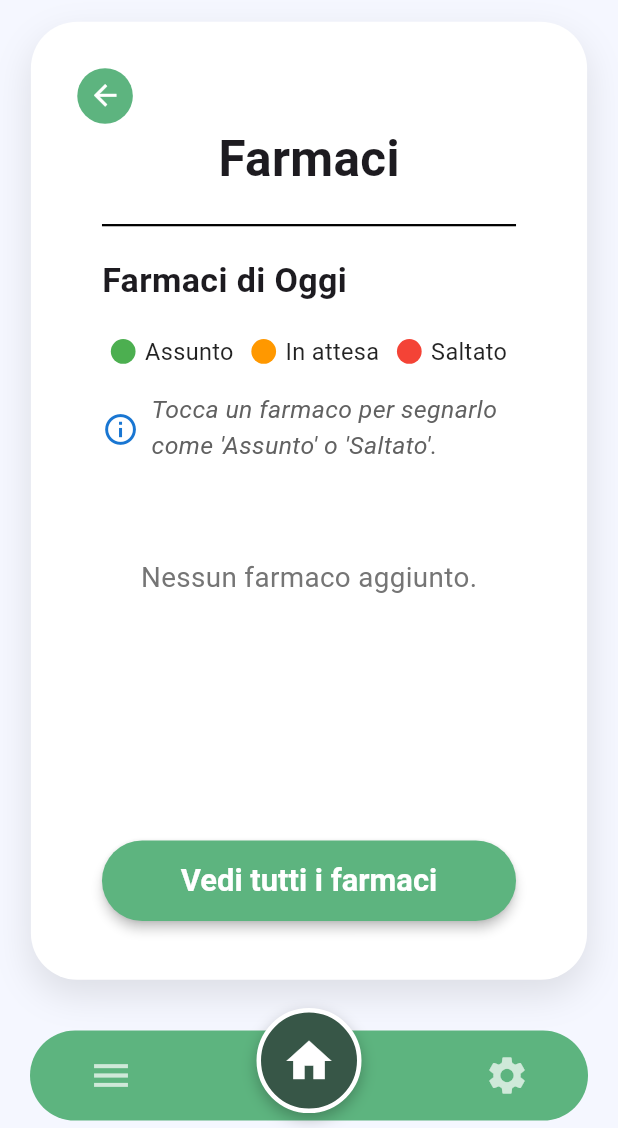
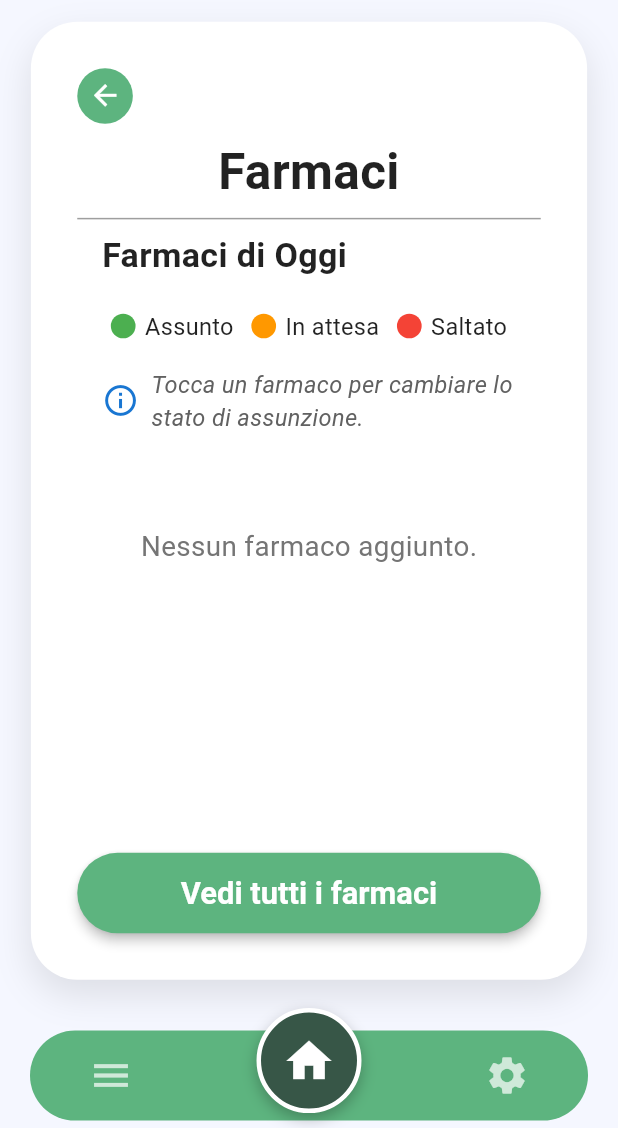
Before and after one commit to Lucacpt/WellYess, a Flutter app: the FarmaciPage widget shown alone on an empty page, opened directly, on a phone screen of 412 x 824 dp, the part 108-1236 px from its top. Run offline on Flutter 3.47's test engine with Material 3 defaults, Android fonts, the phone set to English and light mode, and no system bars; our stand-ins replace flutter_local_notifications, flutter_svg, hive, hive_flutter, shared_preferences, timezone; missing offline and left inert: android_alarm_manager_plus; accounts and stored records are empty; project files that could hold a hidden picture were left out.

Commit message:
Implement accessibility enhancements for the whole farmaci section

```diff
--- a/wellyess/lib/screens/homepage.dart
+++ b/wellyess/lib/screens/homepage.dart
@@ -119,7 +119,7 @@ class _HomePageState extends State<HomePage> {
             Align(
               alignment: Alignment.center,
               child: Text(
-                isCaregiver ? "Bentornata,\nFederica!" : "Bentornato,\nMichele!",
+                isCaregiver ? "Bentornata,\nSvetlana!" : "Bentornato,\nMichele!",
                 textAlign: TextAlign.center,
                 style: TextStyle(
                   fontSize: screenWidth * 0.092 * fontSizeFactor,
--- a/wellyess/lib/screens/med_section.dart
+++ b/wellyess/lib/screens/med_section.dart
@@ -12,6 +12,8 @@ import 'package:wellyess/widgets/confirm_popup.dart';
 import 'package:wellyess/widgets/med_legenda.dart';
 import 'package:wellyess/widgets/custom_main_button.dart';
 import 'package:wellyess/widgets/med_card.dart';
+import 'package:provider/provider.dart';
+import 'package:wellyess/models/accessibilita_model.dart';
 
 class FarmaciPage extends StatefulWidget {
   final int? farmacoKeyToShow;
@@ -99,12 +101,16 @@ class _FarmaciPageState extends State<FarmaciPage> {
 
   @override
   Widget build(BuildContext context) {
+    final access = context.watch<AccessibilitaModel>();
+    final fontSizeFactor = access.fontSizeFactor;
+    final highContrast = access.highContrast;
     final screenWidth = MediaQuery.of(context).size.width;
     final screenHeight = MediaQuery.of(context).size.height;
 
     if (_isLoading) {
-      return const Scaffold(
-        body: Center(child: CircularProgressIndicator()),
+      return BaseLayout(
+        userType: _userType,
+        child: const Center(child: CircularProgressIndicator()),
       );
     }
 
@@ -114,31 +120,43 @@ class _FarmaciPageState extends State<FarmaciPage> {
       userType: _userType,
       currentIndex: 1,
       onBackPressed: () => Navigator.of(context).pop(),
+      child: Column(
+        crossAxisAlignment: CrossAxisAlignment.stretch,
+        children: [
+          // HEADER FISSO
+          SizedBox(height: screenHeight * 0.01),
+          Align(
+            alignment: Alignment.center,
+            child: Text(
+              'Farmaci',
+              textAlign: TextAlign.center,
+              style: TextStyle(
+                fontSize: (screenWidth * 0.08 * fontSizeFactor),
+                fontWeight: FontWeight.bold,
+                color: highContrast ? Colors.black : Colors.black87,
+              ),
+            ),
+          ),
+          Divider(
+            color: Colors.grey,
+            thickness: 1,
+          ),
+          // CONTENUTO SCORRIBILE
+          Expanded(
+            child: SingleChildScrollView(
               child: Padding(
                 padding: EdgeInsets.symmetric(horizontal: screenWidth * 0.04)
                     .copyWith(bottom: screenHeight * 0.01),
                 child: Column(
                   crossAxisAlignment: CrossAxisAlignment.stretch,
                   children: [
-            Expanded(
-              child: SingleChildScrollView(
-                child: Column(
-                  crossAxisAlignment: CrossAxisAlignment.stretch,
-                  children: [
-                    Center(
-                      child: Text(
-                        'Farmaci',
-                        style: TextStyle(
-                            fontSize: screenWidth * 0.08,
-                            fontWeight: FontWeight.bold),
-                      ),
-                    ),
-                    Divider(thickness: 1.5, height: screenHeight * 0.05),
                     Text(
                       'Farmaci di Oggi',
                       style: TextStyle(
-                          fontSize: screenWidth * 0.055,
-                          fontWeight: FontWeight.bold),
+                        fontSize: (screenWidth * 0.055 * fontSizeFactor),
+                        fontWeight: FontWeight.bold,
+                        color: highContrast ? Colors.black : Colors.black87,
+                      ),
                     ),
                     SizedBox(height: screenHeight * 0.025),
                     const Row(
@@ -150,20 +168,20 @@ class _FarmaciPageState extends State<FarmaciPage> {
                       ],
                     ),
                     SizedBox(height: screenHeight * 0.02),
-                    if (!isCaregiver)
+                    // TESTO INFORMATIVO
                     Row(
                       children: [
                         Icon(Icons.info_outline,
                             color: Colors.blue.shade700,
-                              size: screenWidth * 0.06),
+                            size: (screenWidth * 0.06 * fontSizeFactor).clamp(18.0, 28.0)),
                         SizedBox(width: screenWidth * 0.02),
                         Expanded(
                           child: Text(
-                              "Tocca un farmaco per segnarlo come 'Assunto' o 'Saltato'.",
+                            "Tocca un farmaco per cambiare lo stato di assunzione.",
                             style: TextStyle(
-                                fontSize: screenWidth * 0.04,
+                              fontSize: (screenWidth * 0.038 * fontSizeFactor).clamp(15.0, 24.0),
                               fontStyle: FontStyle.italic,
-                                color: Colors.grey.shade700,
+                              color: highContrast ? Colors.black : Colors.grey.shade700,
                             ),
                           ),
                         ),
@@ -194,8 +212,8 @@ class _FarmaciPageState extends State<FarmaciPage> {
                               child: Text(
                                 'Nessun farmaco aggiunto.',
                                 style: TextStyle(
-                                  fontSize: screenWidth * 0.045,
-                                  color: Colors.grey.shade600,
+                                  fontSize: (screenWidth * 0.045 * fontSizeFactor),
+                                  color: highContrast ? Colors.black : Colors.grey.shade600,
                                 ),
                               ),
                             ),
@@ -210,13 +228,6 @@ class _FarmaciPageState extends State<FarmaciPage> {
                             final key = keys[i];
                             final f = box.get(key)!;
 
-                            // invece di farmaco:
-                            // final orario24h = _parseTime(farmaco.orario);
-                            // final orarioDaMostrare = orario24h != null
-                            //     ? DateFormat('HH:mm').format(orario24h)
-                            //     : farmaco.orario;
-
-                            // usa f:
                             final orario24h = _parseTime(f.orario);
                             final orarioDaMostrare = orario24h != null
                                 ? DateFormat('HH:mm').format(orario24h)
@@ -240,11 +251,14 @@ class _FarmaciPageState extends State<FarmaciPage> {
                         );
                       },
                     ),
+                    SizedBox(height: screenHeight * 0.012),
                   ],
                 ),
               ),
             ),
-            SizedBox(height: screenHeight * 0.012),
+          ),
+          // FOOTER FISSO
+          SizedBox(height: screenHeight * 0.02),
           CustomMainButton(
             text: 'Vedi tutti i farmaci',
             color: const Color(0xFF5DB47F),
@@ -257,7 +271,6 @@ class _FarmaciPageState extends State<FarmaciPage> {
           ),
         ],
       ),
-      ),
     );
   }
 }
--- a/wellyess/lib/widgets/base_layout.dart
+++ b/wellyess/lib/widgets/base_layout.dart
@@ -62,6 +62,7 @@ class _BaseLayoutState extends State<BaseLayout> {
     final profilePage = const ProfiloUtente();
 
     return Scaffold(
+      resizeToAvoidBottomInset: false,
       backgroundColor: highContrast ? Colors.white : const Color(0xFFF5F7FF),
       body: SafeArea(
         child: Stack(
--- a/wellyess/lib/widgets/confirm_popup.dart
+++ b/wellyess/lib/widgets/confirm_popup.dart
@@ -69,7 +69,7 @@ class ConfirmDialog extends StatelessWidget {
           child: Text(
             cancelButtonText,
             style: TextStyle(
-              fontSize: (w * 0.045 * fontSizeFactor).clamp(14.0, 22.0),
+              fontSize: (w * 0.045 * fontSizeFactor).clamp(14.0, 18.0),
               color: buttonTextColor,
               fontWeight: FontWeight.bold,
             ),
@@ -92,7 +92,7 @@ class ConfirmDialog extends StatelessWidget {
           child: Text(
             confirmButtonText,
             style: TextStyle(
-              fontSize: (w * 0.045 * fontSizeFactor).clamp(14.0, 22.0),
+              fontSize: (w * 0.045 * fontSizeFactor).clamp(14.0, 18.0),
               color: buttonTextColor,
               fontWeight: FontWeight.bold,
             ),
--- a/wellyess/lib/widgets/info_row.dart
+++ b/wellyess/lib/widgets/info_row.dart
@@ -26,14 +26,14 @@ class InfoRow extends StatelessWidget {
           label,
           style: TextStyle(
             fontWeight: FontWeight.bold,
-            fontSize: screenWidth * 0.045 * fontSizeFactor,
+            fontSize: screenWidth * 0.050 * fontSizeFactor,
             color: highContrast ? Colors.black : Colors.black,
           ),
         ),
         Text(
           value,
           style: TextStyle(
-            fontSize: screenWidth * 0.045 * fontSizeFactor,
+            fontSize: screenWidth * 0.050 * fontSizeFactor,
             color: highContrast ? Colors.black : Colors.black,
           ),
         ),
```
Also changed, not shown: wellyess/lib/screens/add_new_med.dart (+38 -18 lines), wellyess/lib/screens/all_med.dart (+57 -29 lines), wellyess/lib/screens/med_details.dart (+38 -8 lines), wellyess/lib/screens/user_profile.dart (+5 -5 lines). Lines whose indentation alone changed are shown as unchanged.
